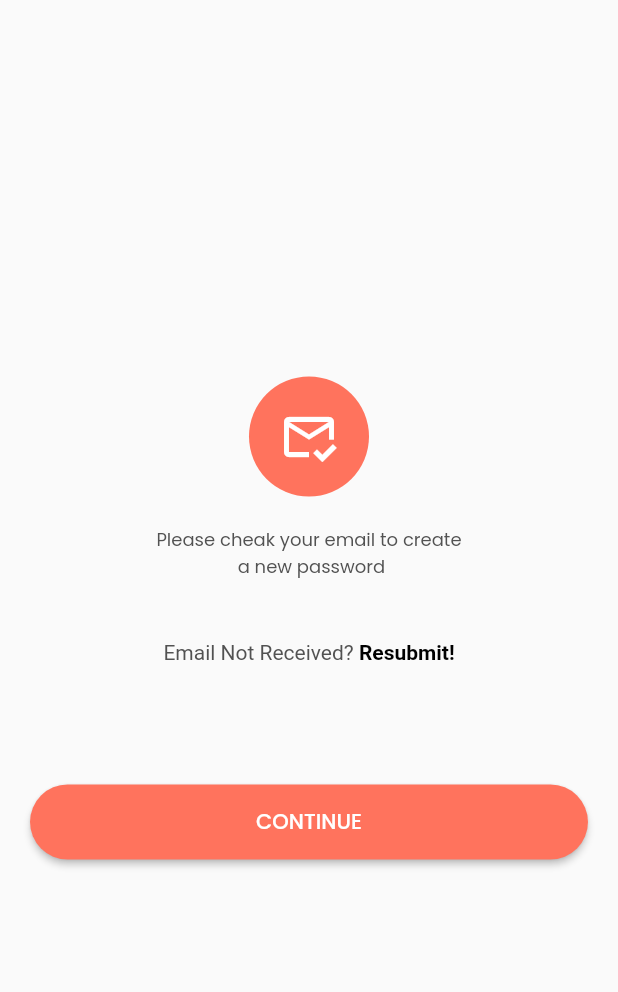
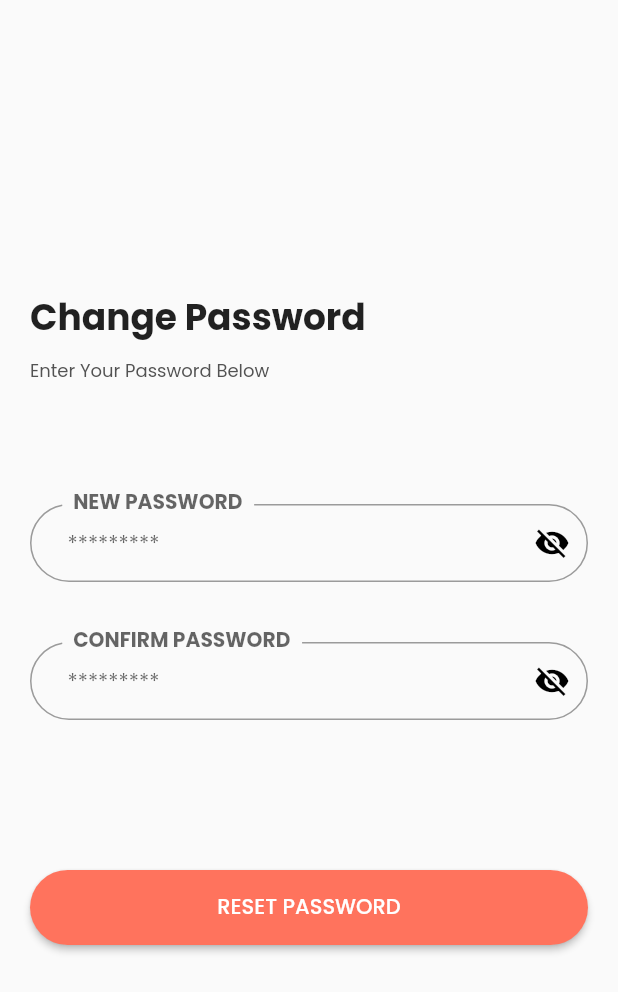
Before and after one commit to AhmedMohmmedd/fast-food-ecommerce, a Flutter app: the CheakEmmailScreen screen opened directly, after a tap on "CONTINUE", on a phone screen of 412 x 824 dp. Shown: the top 992 px of the screen. Run offline on Flutter 3.47's test engine with Material 3 defaults, Android fonts, the phone set to English and light mode, and no system bars; our stand-ins replace bloc, flutter_bloc, flutter_svg.

Commit message:
change-password-ui-done

```diff
--- /dev/null
+++ b/lib/features/auth/screens/login/change_password.dart
@@ -0,0 +1,76 @@
+import 'package:ecommerc/core/app_styles/app_colors.dart';
+import 'package:ecommerc/core/app_styles/styles.dart';
+import 'package:ecommerc/core/widgets/buttons/elevated_button.dart';
+import 'package:ecommerc/core/widgets/text_fields/normal_text_field.dart';
+import 'package:ecommerc/core/widgets/text_fields/password_text_field.dart';
+import 'package:ecommerc/features/auth/screens/login/cheak_email.dart';
+import 'package:flutter/material.dart';
+import 'package:flutter/widgets.dart';
+
+class ChangePasswordScreen extends StatelessWidget {
+  const ChangePasswordScreen({super.key});
+
+  @override
+  Widget build(BuildContext context) {
+    return Scaffold(
+      body: Center(
+        child: SingleChildScrollView(
+          child: Padding(
+            padding: const EdgeInsets.symmetric(
+              horizontal: 20,
+              vertical: 10,
+            ),
+            child: Column(
+              mainAxisAlignment: MainAxisAlignment.center,
+              crossAxisAlignment: CrossAxisAlignment.start,
+              children: [
+                const Text(
+                  'Change Password',
+                  style: TextStyles.bold24,
+                ),
+                const SizedBox(
+                  height: 8,
+                ),
+                const Text(
+                  'Enter Your Password Below',
+                  style: TextStyle(
+                    color: AppColors.dark,
+                    fontSize: 12,
+                  ),
+                ),
+                const SizedBox(
+                  height: 80,
+                ),
+                CustomPasswordTextField(
+                  hint: '*********',
+                  label: 'NEW PASSWORD',
+                  controller: TextEditingController(),
+                ),
+                const SizedBox(
+                  height: 40,
+                ),
+                CustomPasswordTextField(
+                  hint: '*********',
+                  label: 'CONFIRM PASSWORD',
+                  controller: TextEditingController(),
+                ),
+                const SizedBox(
+                  height: 100,
+                ),
+                CustomElevatedButton(
+                  title: 'RESET PASSWORD',
+                  onTap: () {
+                    //                Navigator.push(context,
+                    //     MaterialPageRoute(builder: (context) {
+                    //   return const CheakEmmailScreen();
+                    // },),);
+                  },
+                ),
+              ],
+            ),
+          ),
+        ),
+      ),
+    );
+  }
+}
--- a/lib/features/auth/screens/login/cheak_email.dart
+++ b/lib/features/auth/screens/login/cheak_email.dart
@@ -1,6 +1,7 @@
 import 'package:ecommerc/core/app_styles/app_colors.dart';
 import 'package:ecommerc/core/app_styles/styles.dart';
 import 'package:ecommerc/core/widgets/buttons/elevated_button.dart';
+import 'package:ecommerc/features/auth/screens/login/change_password.dart';
 import 'package:flutter/material.dart';
 
 class CheakEmmailScreen extends StatelessWidget {
@@ -12,7 +13,10 @@ class CheakEmmailScreen extends StatelessWidget {
       body: Center(
         child: SingleChildScrollView(
           child: Padding(
-            padding: const EdgeInsets.symmetric(horizontal: 20 , vertical: 10,),
+            padding: const EdgeInsets.symmetric(
+              horizontal: 20,
+              vertical: 10,
+            ),
             child: Column(
               mainAxisAlignment: MainAxisAlignment.center,
               crossAxisAlignment: CrossAxisAlignment.center,
@@ -63,7 +67,16 @@ class CheakEmmailScreen extends StatelessWidget {
                 ),
                 CustomElevatedButton(
                   title: 'CONTINUE',
-                  onTap: () {},
+                  onTap: () {
+                    Navigator.push(
+                      context,
+                      MaterialPageRoute(
+                        builder: (context) {
+                          return const ChangePasswordScreen();
+                        },
+                      ),
+                    );
+                  },
                 ),
               ],
             ),
```
